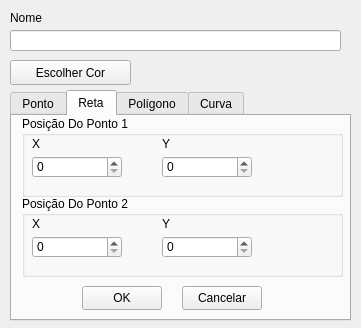
Before: the Qt Designer form UI/AddObject.ui in ricardofachini/trabalho1-transformada-viewport, drawn with Qt 5.
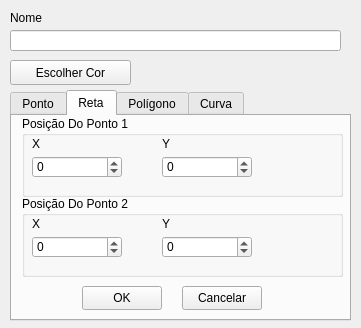
After: the same form once the commit is applied. The open tabs and pages were chosen to show the change.

Commit message: Alterado valor mínimo aceito nas coordenadas para que aceite negativos.

Patch:
```diff
--- a/UI/AddObject.ui
+++ b/UI/AddObject.ui
@@ -182,6 +182,9 @@
         <height>22</height>
        </rect>
       </property>
+      <property name="minimum">
+       <number>-9999</number>
+      </property>
       <property name="maximum">
        <number>9999</number>
       </property>
@@ -208,6 +211,9 @@
         <height>22</height>
        </rect>
       </property>
+      <property name="minimum">
+       <number>-9999</number>
+      </property>
       <property name="maximum">
        <number>9999</number>
       </property>
@@ -273,6 +279,9 @@
         <height>22</height>
        </rect>
       </property>
+      <property name="minimum">
+       <number>-9999</number>
+      </property>
       <property name="maximum">
        <number>9999</number>
       </property>
@@ -286,6 +295,9 @@
         <height>22</height>
        </rect>
       </property>
+      <property name="minimum">
+       <number>-9999</number>
+      </property>
       <property name="maximum">
        <number>9999</number>
       </property>
```
Left out of the diff: 18 changed lines with no effect on the pictures.
